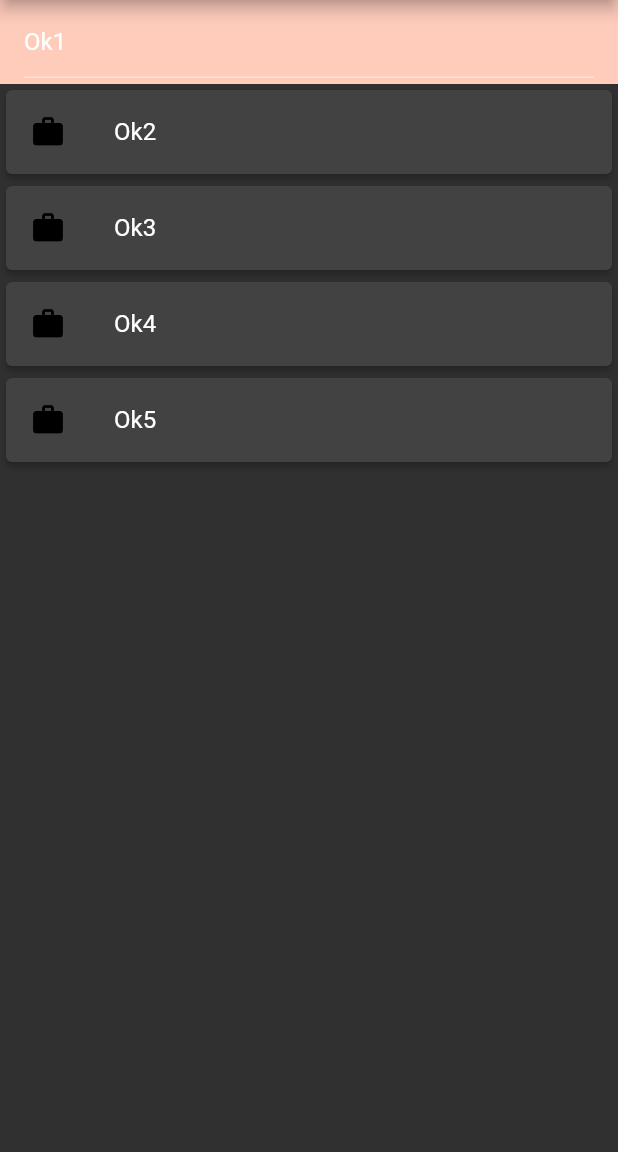
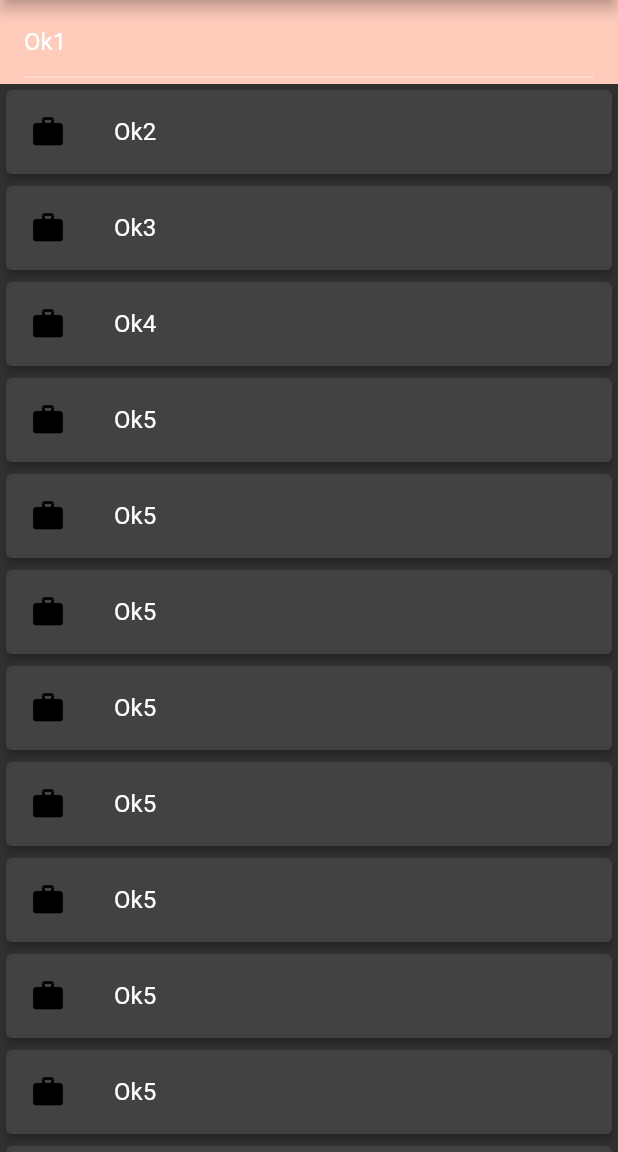
Before and after one commit to Hisham-reactz/todoapp, a Flutter app: the screen it shows after launch, after a tap on "Ok1", on a phone screen of 412 x 824 dp, the part 84-1236 px from its top. Run offline on Flutter 3.47's test engine with Material 2 defaults, Android fonts, the phone set to English and light mode, and no system bars; our stand-ins replace hive, hive_flutter; accounts and stored records are empty.

Commit message:
5th_commit

```diff
--- a/lib/main.dart
+++ b/lib/main.dart
@@ -29,6 +29,18 @@ class MyHomePage extends StatefulWidget {
     {'done': 0, 'val': 'Ok2'},
     {'done': 0, 'val': 'Ok3'},
     {'done': 0, 'val': 'Ok4'},
+    {'done': 0, 'val': 'Ok5'},
+    {'done': 0, 'val': 'Ok5'},
+    {'done': 0, 'val': 'Ok5'},
+    {'done': 0, 'val': 'Ok5'},
+    {'done': 0, 'val': 'Ok5'},
+    {'done': 0, 'val': 'Ok5'},
+    {'done': 0, 'val': 'Ok5'},
+    {'done': 0, 'val': 'Ok5'},
+    {'done': 0, 'val': 'Ok5'},
+    {'done': 0, 'val': 'Ok5'},
+    {'done': 0, 'val': 'Ok5'},
+    {'done': 0, 'val': 'Ok5'},
     {'done': 0, 'val': 'Ok5'},
   ];
 
@@ -114,8 +126,7 @@ class _MyHomePageState extends State<MyHomePage> {
         ),
         centerTitle: true,
       ),
-        body: Center(
-          child: RefreshIndicator(
+      body: RefreshIndicator(
         onRefresh: onRefresh,
         child: ReorderableListView(
           children: <Widget>[
@@ -126,12 +137,12 @@ class _MyHomePageState extends State<MyHomePage> {
                       txtInputedt == widget.item.indexOf(items),
                   child: ListTile(
                       key: ValueKey(items),
-                          tileColor: Colors.deepOrange[
-                              (widget.item.indexOf(items) + 1) * 100],
+                      tileColor: Colors
+                          .deepOrange[(widget.item.indexOf(items) + 1) * 100],
                       title: TextFormField(
                         initialValue: items['val'],
-                            onFieldSubmitted: (val) => editItem(
-                                items, widget.item.indexOf(items), val),
+                        onFieldSubmitted: (val) =>
+                            editItem(items, widget.item.indexOf(items), val),
                       )),
                   replacement: Dismissible(
                       onDismissed: (dir) {
@@ -141,9 +152,8 @@ class _MyHomePageState extends State<MyHomePage> {
                       child: Card(
                           elevation: 2,
                           child: ListTile(
-                                onTap: () => items['done'] == 0
-                                    ? ontapEdit(items)
-                                    : null,
+                            onTap: () =>
+                                items['done'] == 0 ? ontapEdit(items) : null,
                             tileColor: items['done'] == 0
                                 ? Colors.deepOrange[
                                     (widget.item.indexOf(items) + 1) * 100]
@@ -164,6 +174,6 @@ class _MyHomePageState extends State<MyHomePage> {
           onReorder: reorderData,
         ),
       ),
-        ));
+    );
   }
 }
```
Lines whose indentation alone changed are shown as unchanged.
